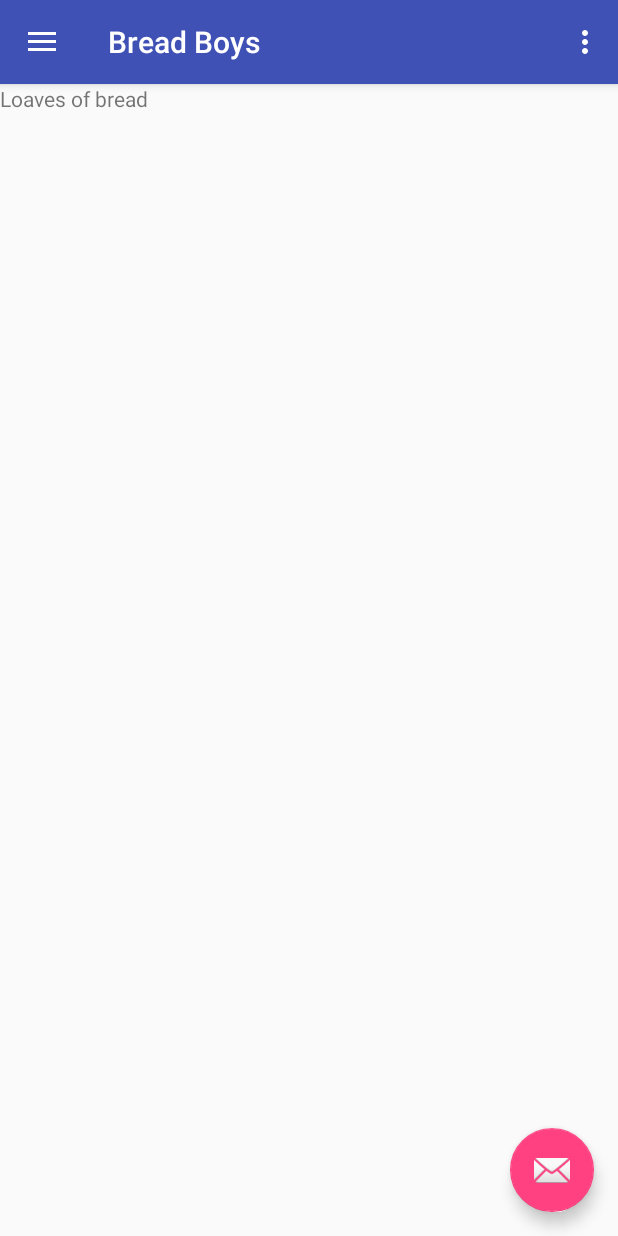
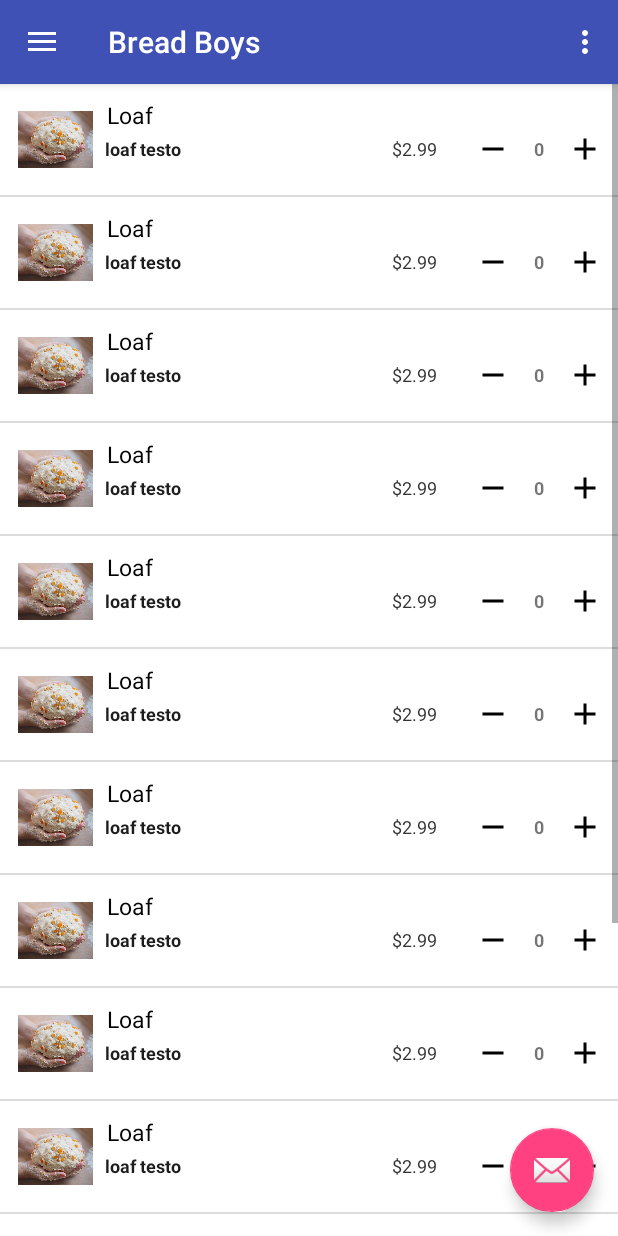
Before and after one commit to ColinLandry/ColinWill-BreadBoys, an Android app: the screen it shows after launch (MainActivity), in the side drawer, after a tap on "Loaves", on a phone screen of 412 x 824 dp. Run offline under Robolectric (Android 15) with nearby library versions, the phone set to English and light mode, and no system bars.

Commit message:
Worked on loaves page: #7 * Created DataType within javabean package * Created loaf item layout for listview * Implemented custom adapter for listview * Need to get buttons working for item quantity

```diff
--- /dev/null
+++ b/app/src/main/java/com/breadboys/willcolin/JavaBeans/DataType.java
@@ -0,0 +1,59 @@
+package com.breadboys.willcolin.JavaBeans;
+
+import android.media.Image;
+
+/**
+ * Created by colinlandry on 2017-12-19.
+ */
+
+public class DataType {
+    private String name;
+    private String description;
+    private double price;
+    private int quantity;
+
+    public DataType(){
+
+    }
+    public DataType(String name, String description, double price){
+        this.name = name;
+        this.description = description;
+        this.price = price;
+    }
+
+    public String getName() {
+        return name;
+    }
+
+    public void setName(String name) {
+        this.name = name;
+    }
+
+    public String getDescription() {
+        return description;
+    }
+
+    public void setDescription(String description) {
+        this.description = description;
+    }
+
+    public double getPrice() {
+        return price;
+    }
+
+    public void setPrice(double price) {
+        this.price = price;
+    }
+
+    public int getQuantity() {
+        return quantity;
+    }
+
+    public void setQuantity(int quantity) {
+        this.quantity = quantity;
+    }
+
+    public String toString(){
+        return this.name;
+    }
+}
--- a/app/src/main/java/com/breadboys/willcolin/LoavesFragment.java
+++ b/app/src/main/java/com/breadboys/willcolin/LoavesFragment.java
@@ -7,6 +7,15 @@ import android.support.v4.app.Fragment;
 import android.view.LayoutInflater;
 import android.view.View;
 import android.view.ViewGroup;
+import android.widget.ArrayAdapter;
+import android.widget.ListView;
+import android.widget.TextView;
+
+import com.breadboys.willcolin.JavaBeans.DataType;
+
+import org.w3c.dom.Text;
+
+import java.util.ArrayList;
 
 
 /**
@@ -26,6 +35,8 @@ public class LoavesFragment extends Fragment {
     // TODO: Rename and change types of parameters
     private String mParam1;
     private String mParam2;
+
+    ListView list;
 
     private OnFragmentInteractionListener mListener;
 
@@ -64,9 +75,60 @@ public class LoavesFragment extends Fragment {
     public View onCreateView(LayoutInflater inflater, ViewGroup container,
                              Bundle savedInstanceState) {
         // Inflate the layout for this fragment
-        return inflater.inflate(R.layout.fragment_loaves, container, false);
+        View view = inflater.inflate(R.layout.fragment_loaves, container, false);
+
+        list = (ListView) view.findViewById(R.id.loavesListView);
+
+        ArrayList<DataType> dataTypeList = new ArrayList<DataType>();
+        dataTypeList.add(new DataType("Loaf", "loaf testo", 2.99));
+        dataTypeList.add(new DataType("Loaf", "loaf testo", 2.99));
+        dataTypeList.add(new DataType("Loaf", "loaf testo", 2.99));
+        dataTypeList.add(new DataType("Loaf", "loaf testo", 2.99));
+        dataTypeList.add(new DataType("Loaf", "loaf testo", 2.99));
+        dataTypeList.add(new DataType("Loaf", "loaf testo", 2.99));
+        dataTypeList.add(new DataType("Loaf", "loaf testo", 2.99));
+        dataTypeList.add(new DataType("Loaf", "loaf testo", 2.99));
+        dataTypeList.add(new DataType("Loaf", "loaf testo", 2.99));
+        dataTypeList.add(new DataType("Loaf", "loaf testo", 2.99));
+        dataTypeList.add(new DataType("Loaf", "loaf testo", 2.99));
+        dataTypeList.add(new DataType("Loaf", "loaf testo", 2.99));
+        dataTypeList.add(new DataType("Loaf", "loaf testo", 2.99));
+        dataTypeList.add(new DataType("Loaf", "loaf testo", 2.99));
+
+        CustomAdapter adapter = new CustomAdapter(getContext(), dataTypeList);
+        list.setAdapter(adapter);
+
+        return view;
     }
 
+    public class CustomAdapter extends ArrayAdapter<DataType>{
+        public CustomAdapter(Context context, ArrayList<DataType> items){
+            super(context, 0, items);
+        }
+
+        public View getView(int position, View convertView,  ViewGroup parent) {
+            //we do this by checking if the item already has a view
+            //and if it does not we provide it with one
+            if(convertView == null){
+                //providing the view
+                convertView =
+                        LayoutInflater.from(
+                                getContext()).inflate(R.layout.loaf_view, parent, false);
+            }
+            TextView name = (TextView) convertView.findViewById(R.id.loafName);
+            TextView description = (TextView) convertView.findViewById(R.id.description);
+            TextView price = (TextView) convertView.findViewById(R.id.price);
+            TextView quantity = (TextView) convertView.findViewById(R.id.quantity);
+
+            DataType item = getItem(position);
+            description.setText(item.getDescription());
+            price.setText("$" + item.getPrice());
+            quantity.setText("" + item.getQuantity());
+            name.setText(item.getName());
+
+            return convertView;
+        }
+    }
     // TODO: Rename method, update argument and hook method into UI event
     public void onButtonPressed(Uri uri) {
         if (mListener != null) {
--- /dev/null
+++ b/app/src/main/res/drawable/ic_plus.xml
@@ -0,0 +1,9 @@
+<vector xmlns:android="http://schemas.android.com/apk/res/android"
+        android:width="24dp"
+        android:height="24dp"
+        android:viewportWidth="24.0"
+        android:viewportHeight="24.0">
+    <path
+        android:fillColor="#FF000000"
+        android:pathData="M19,13h-6v6h-2v-6H5v-2h6V5h2v6h6v2z"/>
+</vector>
--- /dev/null
+++ b/app/src/main/res/drawable/ic_remove.xml
@@ -0,0 +1,9 @@
+<vector xmlns:android="http://schemas.android.com/apk/res/android"
+        android:width="24dp"
+        android:height="24dp"
+        android:viewportWidth="24.0"
+        android:viewportHeight="24.0">
+    <path
+        android:fillColor="#FF000000"
+        android:pathData="M19,13H5v-2h14v2z"/>
+</vector>
--- a/app/src/main/res/layout/fragment_loaves.xml
+++ b/app/src/main/res/layout/fragment_loaves.xml
@@ -6,9 +6,9 @@
     tools:context="com.breadboys.willcolin.LoavesFragment">
 
     <!-- TODO: Update blank fragment layout -->
-    <TextView
+
+    <ListView
+        android:id="@+id/loavesListView"
         android:layout_width="match_parent"
-        android:layout_height="match_parent"
-        android:text="Loaves of bread" />
-
+        android:layout_height="match_parent" />
 </LinearLayout>
--- /dev/null
+++ b/app/src/main/res/layout/loaf_view.xml
@@ -0,0 +1,102 @@
+<?xml version="1.0" encoding="utf-8"?>
+<LinearLayout xmlns:android="http://schemas.android.com/apk/res/android"
+    android:orientation="vertical" android:layout_width="match_parent"
+    android:layout_height="match_parent">
+
+    <RelativeLayout
+        android:layout_width="fill_parent"
+        android:layout_height="wrap_content"
+        android:background="#fff"
+        android:orientation="horizontal"
+        android:padding="10dp" >
+
+        <!-- Layout for image of loaf -->
+
+        <LinearLayout
+            android:id="@+id/imageLayout"
+            android:layout_width="wrap_content"
+            android:layout_height="wrap_content"
+            android:layout_alignParentLeft="true"
+            android:layout_marginRight="7dp"
+            android:padding="2dp" >
+
+            <ImageView
+                android:id="@+id/loafImage"
+                android:layout_width="50dp"
+                android:layout_height="50dp"
+                android:src="@drawable/knead" />
+        </LinearLayout>
+
+        <!-- Name of Loaf -->
+
+        <TextView
+            android:id="@+id/loafName"
+            android:layout_width="wrap_content"
+            android:layout_height="wrap_content"
+            android:layout_alignParentTop="true"
+            android:layout_toEndOf="@+id/imageLayout"
+            android:text="Loaf Name"
+            android:textColor="#040404"
+            android:textSize="15dp"
+            android:typeface="sans" />
+
+        <!-- Loaf information and buttons -->
+
+        <LinearLayout
+            android:id="@+id/cartLayout"
+            android:layout_width="match_parent"
+            android:layout_height="wrap_content"
+            android:layout_alignParentEnd="true"
+            android:layout_below="@+id/loafName"
+            android:orientation="horizontal">
+
+            <TextView
+                android:id="@+id/description"
+                android:layout_width="0dp"
+                android:layout_height="wrap_content"
+                android:layout_gravity="center_horizontal|center_vertical"
+                android:layout_marginStart="60dp"
+                android:layout_weight="0.23"
+                android:paddingStart="0dp"
+                android:paddingEnd="5dp"
+                android:text="Placeholder"
+                android:textColor="#1d1d1d"
+                android:textSize="12sp"
+                android:textStyle="bold" />
+
+            <TextView
+                android:id="@+id/price"
+                android:layout_width="wrap_content"
+                android:layout_height="wrap_content"
+                android:layout_gravity="center_horizontal|center_vertical"
+                android:paddingStart="0dp"
+                android:paddingEnd="25dp"
+                android:text="$10"
+                android:textColor="#343434"
+                android:textSize="12sp" />
+
+            <ImageView
+                android:id="@+id/minusImg"
+                android:layout_width="wrap_content"
+                android:layout_height="wrap_content"
+                android:src="@drawable/ic_remove" />
+
+            <TextView
+                android:id="@+id/quantity"
+                android:layout_width="wrap_content"
+                android:layout_height="wrap_content"
+                android:layout_gravity="center_vertical|center_horizontal"
+                android:paddingLeft="15dp"
+                android:paddingRight="15dp"
+                android:text="0"
+                android:textSize="12sp"
+                android:textStyle="bold" />
+
+            <ImageView
+                android:id="@+id/plusImg"
+                android:layout_width="wrap_content"
+                android:layout_height="wrap_content"
+                android:src="@drawable/ic_plus" />
+        </LinearLayout>
+    </RelativeLayout>
+</LinearLayout>
```
